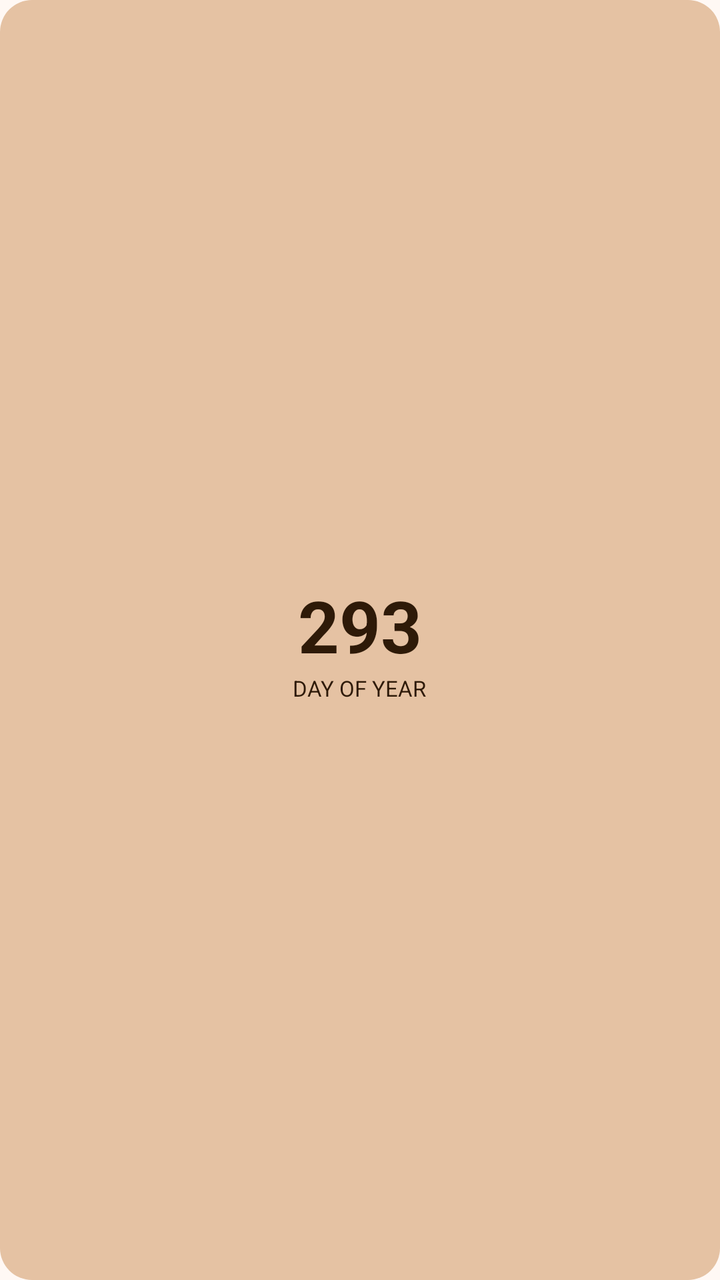
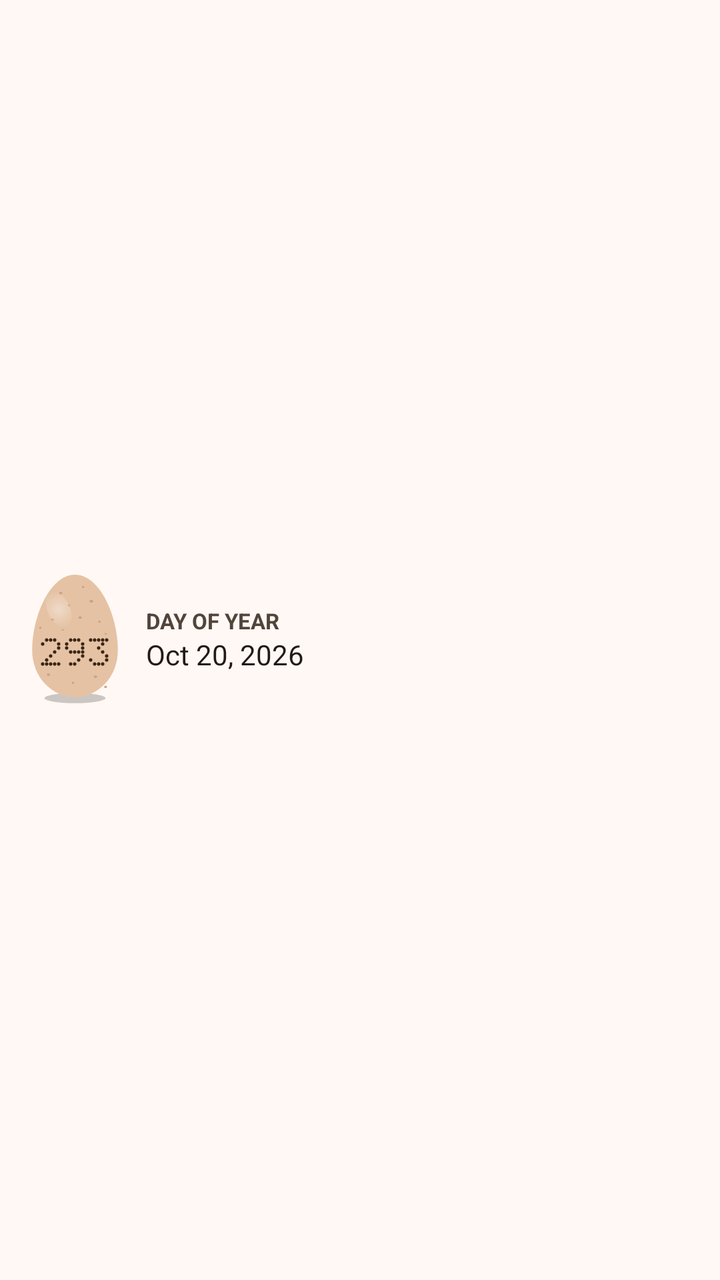

An Android layout rendered at two revisions. The XML below is the earlier revision; the diff shows what the commit changed to produce the second picture.
<!-- AndroidManifest.xml: application theme Theme.EggDay -->
<!-- res/layout/widget_preview.xml -->
<?xml version="1.0" encoding="utf-8"?>
<LinearLayout xmlns:android="http://schemas.android.com/apk/res/android"
    android:layout_width="match_parent"
    android:layout_height="match_parent"
    android:background="@drawable/widget_preview_background"
    android:gravity="center"
    android:orientation="vertical"
    android:padding="8dp">

    <TextView
        android:layout_width="wrap_content"
        android:layout_height="wrap_content"
        android:text="293"
        android:textColor="@color/widget_preview_text"
        android:textSize="36sp"
        android:textStyle="bold" />

    <TextView
        android:layout_width="wrap_content"
        android:layout_height="wrap_content"
        android:text="@string/widget_label"
        android:textColor="@color/widget_preview_text"
        android:textSize="11sp" />
</LinearLayout>
<!-- resources referenced by this layout -->
<resources>
  <color name="widget_preview_text">#2E1A08</color>
  <!-- drawable widget_preview_background (drawable) -->
  <?xml version="1.0" encoding="utf-8"?>
  <shape xmlns:android="http://schemas.android.com/apk/res/android">
      <solid android:color="@color/widget_preview_background" />
      <corners android:radius="16dp" />
  </shape>
  <color name="widget_preview_background">#E5C2A3</color>
  <!-- unchanged entries left out for length: 3 -->
</resources>

<!-- the commit's change to res/layout/widget_preview.xml (unified diff, before → after) -->
@@ -3,22 +3,65 @@
     android:layout_width="match_parent"
     android:layout_height="match_parent"
     android:background="@drawable/widget_preview_background"
-    android:gravity="center"
-    android:orientation="vertical"
-    android:padding="8dp">
+    android:gravity="center_vertical"
+    android:orientation="horizontal"
+    android:paddingHorizontal="12dp"
+    android:paddingVertical="6dp">
 
-    <TextView
+    <FrameLayout
+        android:layout_width="51dp"
+        android:layout_height="70dp">
+
+        <ImageView
+            android:layout_width="match_parent"
+            android:layout_height="match_parent"
+            android:src="@drawable/egg" />
+
+        <LinearLayout
+            android:layout_width="wrap_content"
+            android:layout_height="wrap_content"
+            android:layout_gravity="center"
+            android:orientation="horizontal"
+            android:paddingTop="12dp">
+
+            <ImageView
+                android:layout_width="10dp"
+                android:layout_height="14dp"
+                android:src="@drawable/dm_2" />
+
+            <ImageView
+                android:layout_width="10dp"
+                android:layout_height="14dp"
+                android:layout_marginStart="2dp"
+                android:src="@drawable/dm_9" />
+
+            <ImageView
+                android:layout_width="10dp"
+                android:layout_height="14dp"
+                android:layout_marginStart="2dp"
+                android:src="@drawable/dm_3" />
+        </LinearLayout>
+    </FrameLayout>
+
+    <LinearLayout
         android:layout_width="wrap_content"
         android:layout_height="wrap_content"
-        android:text="293"
-        android:textColor="@color/widget_preview_text"
-        android:textSize="36sp"
-        android:textStyle="bold" />
+        android:layout_marginStart="10dp"
+        android:orientation="vertical">
 
-    <TextView
-        android:layout_width="wrap_content"
-        android:layout_height="wrap_content"
-        android:text="@string/widget_label"
-        android:textColor="@color/widget_preview_text"
-        android:textSize="11sp" />
+        <TextView
+            android:layout_width="wrap_content"
+            android:layout_height="wrap_content"
+            android:text="@string/widget_label"
+            android:textColor="@color/widget_preview_label"
+            android:textSize="11sp"
+            android:textStyle="bold" />
+
+        <TextView
+            android:layout_width="wrap_content"
+            android:layout_height="wrap_content"
+            android:text="Oct 20, 2026"
+            android:textColor="@color/widget_preview_text"
+            android:textSize="14sp" />
+    </LinearLayout>
 </LinearLayout>
<!-- resource entries referenced after the edit -->
@@ -1,13 +1,78 @@
 <!-- resources referenced by this layout -->
 <resources>
-  <color name="widget_preview_text">#2E1A08</color>
+  <color name="widget_preview_label">#51443B</color>
+  <color name="widget_preview_text">#211A15</color>
+  <!-- drawable dm_2 (drawable) -->
+  <?xml version="1.0" encoding="utf-8"?>
+  <vector xmlns:android="http://schemas.android.com/apk/res/android"
+      android:width="10dp"
+      android:height="14dp"
+      android:viewportWidth="5"
+      android:viewportHeight="7">
+      <path
+          android:fillColor="@color/egg_ink"
+          android:pathData="M1.08,0.5 a0.42,0.42 0 1,0 0.84,0 a0.42,0.42 0 1,0 -0.84,0 Z M2.08,0.5 a0.42,0.42 0 1,0 0.84,0 a0.42,0.42 0 1,0 -0.84,0 Z M3.08,0.5 a0.42,0.42 0 1,0 0.84,0 a0.42,0.42 0 1,0 -0.84,0 Z M0.08,1.5 a0.42,0.42 0 1,0 0.84,0 a0.42,0.42 0 1,0 -0.84,0 Z M4.08,1.5 a0.42,0.42 0 1,0 0.84,0 a0.42,0.42 0 1,0 -0.84,0 Z M4.08,2.5 a0.42,0.42 0 1,0 0.84,0 a0.42,0.42 0 1,0 -0.84,0 Z M3.08,3.5 a0.42,0.42 0 1,0 0.84,0 a0.42,0.42 0 1,0 -0.84,0 Z M2.08,4.5 a0.42,0.42 0 1,0 0.84,0 a0.42,0.42 0 1,0 -0.84,0 Z M1.08,5.5 a0.42,0.42 0 1,0 0.84,0 a0.42,0.42 0 1,0 -0.84,0 Z M0.08,6.5 a0.42,0.42 0 1,0 0.84,0 a0.42,0.42 0 1,0 -0.84,0 Z M1.08,6.5 a0.42,0.42 0 1,0 0.84,0 a0.42,0.42 0 1,0 -0.84,0 Z M2.08,6.5 a0.42,0.42 0 1,0 0.84,0 a0.42,0.42 0 1,0 -0.84,0 Z M3.08,6.5 a0.42,0.42 0 1,0 0.84,0 a0.42,0.42 0 1,0 -0.84,0 Z M4.08,6.5 a0.42,0.42 0 1,0 0.84,0 a0.42,0.42 0 1,0 -0.84,0 Z" />
+  </vector>
+  <!-- drawable dm_3 (drawable) -->
+  <?xml version="1.0" encoding="utf-8"?>
+  <vector xmlns:android="http://schemas.android.com/apk/res/android"
+      android:width="10dp"
+      android:height="14dp"
+      android:viewportWidth="5"
+      android:viewportHeight="7">
+      <path
+          android:fillColor="@color/egg_ink"
+          android:pathData="M0.08,0.5 a0.42,0.42 0 1,0 0.84,0 a0.42,0.42 0 1,0 -0.84,0 Z M1.08,0.5 a0.42,0.42 0 1,0 0.84,0 a0.42,0.42 0 1,0 -0.84,0 Z M2.08,0.5 a0.42,0.42 0 1,0 0.84,0 a0.42,0.42 0 1,0 -0.84,0 Z M3.08,0.5 a0.42,0.42 0 1,0 0.84,0 a0.42,0.42 0 1,0 -0.84,0 Z M4.08,0.5 a0.42,0.42 0 1,0 0.84,0 a0.42,0.42 0 1,0 -0.84,0 Z M3.08,1.5 a0.42,0.42 0 1,0 0.84,0 a0.42,0.42 0 1,0 -0.84,0 Z M2.08,2.5 a0.42,0.42 0 1,0 0.84,0 a0.42,0.42 0 1,0 -0.84,0 Z M3.08,3.5 a0.42,0.42 0 1,0 0.84,0 a0.42,0.42 0 1,0 -0.84,0 Z M4.08,4.5 a0.42,0.42 0 1,0 0.84,0 a0.42,0.42 0 1,0 -0.84,0 Z M0.08,5.5 a0.42,0.42 0 1,0 0.84,0 a0.42,0.42 0 1,0 -0.84,0 Z M4.08,5.5 a0.42,0.42 0 1,0 0.84,0 a0.42,0.42 0 1,0 -0.84,0 Z M1.08,6.5 a0.42,0.42 0 1,0 0.84,0 a0.42,0.42 0 1,0 -0.84,0 Z M2.08,6.5 a0.42,0.42 0 1,0 0.84,0 a0.42,0.42 0 1,0 -0.84,0 Z M3.08,6.5 a0.42,0.42 0 1,0 0.84,0 a0.42,0.42 0 1,0 -0.84,0 Z" />
+  </vector>
+  <!-- drawable dm_9 (drawable) -->
+  <?xml version="1.0" encoding="utf-8"?>
+  <vector xmlns:android="http://schemas.android.com/apk/res/android"
+      android:width="10dp"
+      android:height="14dp"
+      android:viewportWidth="5"
+      android:viewportHeight="7">
+      <path
+          android:fillColor="@color/egg_ink"
+          android:pathData="M1.08,0.5 a0.42,0.42 0 1,0 0.84,0 a0.42,0.42 0 1,0 -0.84,0 Z M2.08,0.5 a0.42,0.42 0 1,0 0.84,0 a0.42,0.42 0 1,0 -0.84,0 Z M3.08,0.5 a0.42,0.42 0 1,0 0.84,0 a0.42,0.42 0 1,0 -0.84,0 Z M0.08,1.5 a0.42,0.42 0 1,0 0.84,0 a0.42,0.42 0 1,0 -0.84,0 Z M4.08,1.5 a0.42,0.42 0 1,0 0.84,0 a0.42,0.42 0 1,0 -0.84,0 Z M0.08,2.5 a0.42,0.42 0 1,0 0.84,0 a0.42,0.42 0 1,0 -0.84,0 Z M4.08,2.5 a0.42,0.42 0 1,0 0.84,0 a0.42,0.42 0 1,0 -0.84,0 Z M1.08,3.5 a0.42,0.42 0 1,0 0.84,0 a0.42,0.42 0 1,0 -0.84,0 Z M2.08,3.5 a0.42,0.42 0 1,0 0.84,0 a0.42,0.42 0 1,0 -0.84,0 Z M3.08,3.5 a0.42,0.42 0 1,0 0.84,0 a0.42,0.42 0 1,0 -0.84,0 Z M4.08,3.5 a0.42,0.42 0 1,0 0.84,0 a0.42,0.42 0 1,0 -0.84,0 Z M4.08,4.5 a0.42,0.42 0 1,0 0.84,0 a0.42,0.42 0 1,0 -0.84,0 Z M3.08,5.5 a0.42,0.42 0 1,0 0.84,0 a0.42,0.42 0 1,0 -0.84,0 Z M1.08,6.5 a0.42,0.42 0 1,0 0.84,0 a0.42,0.42 0 1,0 -0.84,0 Z M2.08,6.5 a0.42,0.42 0 1,0 0.84,0 a0.42,0.42 0 1,0 -0.84,0 Z" />
+  </vector>
+  <!-- drawable egg (drawable) -->
+  <?xml version="1.0" encoding="utf-8"?>
+  <vector xmlns:android="http://schemas.android.com/apk/res/android"
+      xmlns:aapt="http://schemas.android.com/aapt"
+      android:width="100dp"
+      android:height="136dp"
+      android:viewportWidth="100"
+      android:viewportHeight="136">
+      <path
+          android:fillColor="@color/egg_shadow"
+          android:pathData="M20,125 a30,5 0 1,0 60,0 a30,5 0 1,0 -60,0 Z" />
+      <path
+          android:fillColor="@color/egg_shell"
+          android:pathData="M50,4 C74,4 92,44 92,78 C92,104 73,124 50,124 C27,124 8,104 8,78 C8,44 26,4 50,4 Z" />
+      <path
+          android:fillColor="@color/egg_speckle"
+          android:pathData="M34.4,22 a1.6,1.2 0 1,0 3.2,0 a1.6,1.2 0 1,0 -3.2,0 Z M56.8,16 a1.2,1 0 1,0 2.4,0 a1.2,1 0 1,0 -2.4,0 Z M64.2,30 a1.8,1.3 0 1,0 3.6,0 a1.8,1.3 0 1,0 -3.6,0 Z M42.9,34 a1.1,0.9 0 1,0 2.2,0 a1.1,0.9 0 1,0 -2.2,0 Z M26.5,48 a1.5,1.1 0 1,0 3,0 a1.5,1.1 0 1,0 -3,0 Z M72.7,50 a1.3,1 0 1,0 2.6,0 a1.3,1 0 1,0 -2.6,0 Z M53.3,46 a1.7,1.2 0 1,0 3.4,0 a1.7,1.2 0 1,0 -3.4,0 Z M14.8,56 a1.2,1 0 1,0 2.4,0 a1.2,1 0 1,0 -2.4,0 Z M78.6,114 a1.4,1.1 0 1,0 2.8,0 a1.4,1.1 0 1,0 -2.8,0 Z M22.4,102 a1.6,1.2 0 1,0 3.2,0 a1.6,1.2 0 1,0 -3.2,0 Z M46.8,110 a1.2,1 0 1,0 2.4,0 a1.2,1 0 1,0 -2.4,0 Z M68.3,104 a1.7,1.2 0 1,0 3.4,0 a1.7,1.2 0 1,0 -3.4,0 Z M79,62 a1,0.8 0 1,0 2,0 a1,0.8 0 1,0 -2,0 Z M37,58 a1,0.8 0 1,0 2,0 a1,0.8 0 1,0 -2,0 Z" />
+      <group android:rotation="-25"
+          android:pivotX="34"
+          android:pivotY="38">
+          <path android:pathData="M23,38 a11,19 0 1,0 22,0 a11,19 0 1,0 -22,0 Z">
+              <aapt:attr name="android:fillColor">
+                  <gradient android:type="radial" android:centerX="34" android:centerY="38" android:gradientRadius="19" android:startColor="#66FFFFFF" android:endColor="#00FFFFFF" />
+              </aapt:attr>
+          </path>
+      </group>
+  </vector>
   <!-- drawable widget_preview_background (drawable) -->
   <?xml version="1.0" encoding="utf-8"?>
   <shape xmlns:android="http://schemas.android.com/apk/res/android">
       <solid android:color="@color/widget_preview_background" />
-      <corners android:radius="16dp" />
+      <corners android:radius="24dp" />
   </shape>
-  <color name="widget_preview_background">#E5C2A3</color>
+  <color name="egg_ink">#3A2615</color>
+  <color name="egg_shadow">#33000000</color>
+  <color name="egg_shell">#E5C2A3</color>
+  <color name="egg_speckle">#C9A27F</color>
+  <color name="widget_preview_background">#FFF8F4</color>
   <!-- unchanged entries left out for length: 3 -->
 </resources>
 
